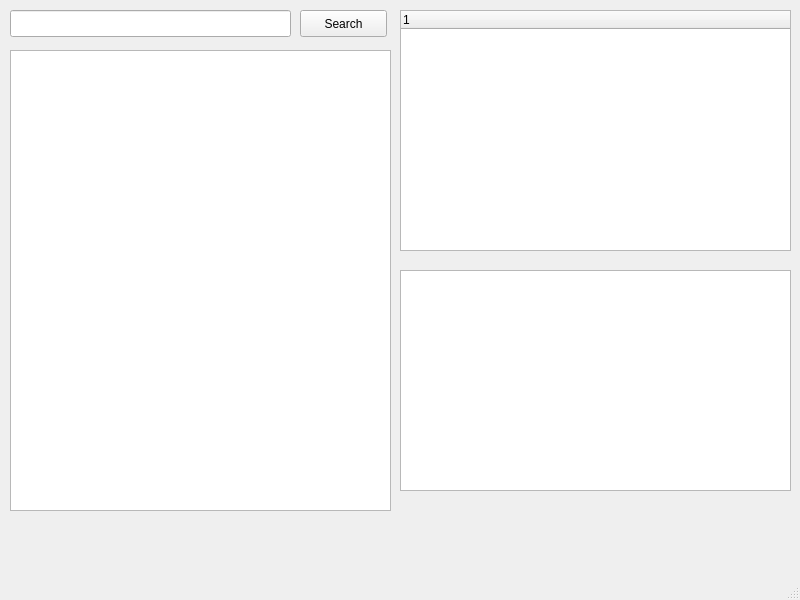
This is qobuz.ui in delleceste/qobuz-qt as Qt 5 draws it before an edit. The edited form follows.
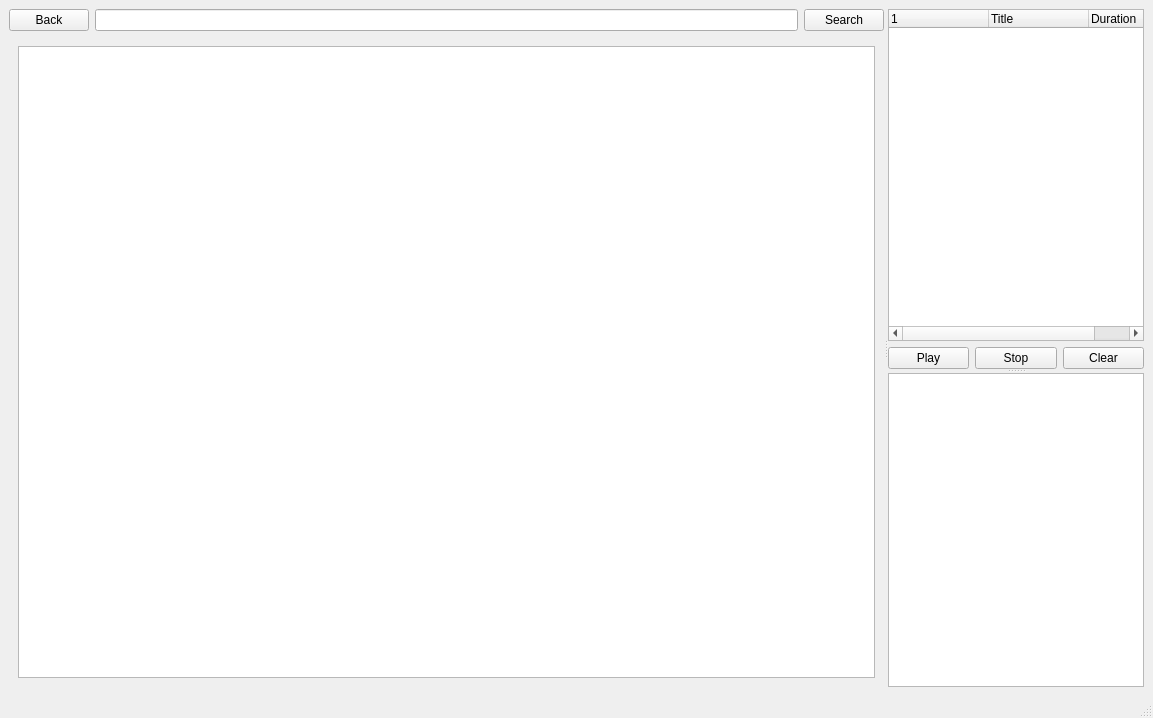
This is the edited form. The open tabs and pages were chosen to show the change.

```diff
--- a/qobuz.ui
+++ b/qobuz.ui
@@ -6,72 +6,148 @@
    <rect>
     <x>0</x>
     <y>0</y>
-    <width>800</width>
-    <height>600</height>
+    <width>1153</width>
+    <height>718</height>
    </rect>
   </property>
   <property name="windowTitle">
    <string>QobuzW</string>
   </property>
   <widget class="QWidget" name="centralwidget">
+   <layout class="QVBoxLayout" name="verticalLayout_3">
+    <item>
+     <widget class="QSplitter" name="splitter_2">
+      <property name="orientation">
+       <enum>Qt::Horizontal</enum>
+      </property>
+      <widget class="QWidget" name="widget" native="true">
+       <property name="sizePolicy">
+        <sizepolicy hsizetype="Preferred" vsizetype="Preferred">
+         <horstretch>2</horstretch>
+         <verstretch>0</verstretch>
+        </sizepolicy>
+       </property>
+       <layout class="QGridLayout" name="gridLayout">
+        <item row="0" column="0">
+         <widget class="QPushButton" name="pbBack">
+          <property name="text">
+           <string>Back</string>
+          </property>
+         </widget>
+        </item>
+        <item row="0" column="1">
    <widget class="QLineEdit" name="leSearch">
-    <property name="geometry">
-     <rect>
-      <x>10</x>
-      <y>10</y>
-      <width>281</width>
-      <height>27</height>
-     </rect>
-    </property>
-   </widget>
+          <property name="sizePolicy">
+           <sizepolicy hsizetype="Expanding" vsizetype="Fixed">
+            <horstretch>4</horstretch>
+            <verstretch>0</verstretch>
+           </sizepolicy>
+          </property>
+         </widget>
+        </item>
+        <item row="0" column="2">
    <widget class="QPushButton" name="pbSearch">
-    <property name="geometry">
-     <rect>
-      <x>300</x>
-      <y>10</y>
-      <width>87</width>
-      <height>27</height>
-     </rect>
-    </property>
     <property name="text">
      <string>Search</string>
     </property>
    </widget>
+        </item>
+        <item row="1" column="0" colspan="3">
+         <widget class="QStackedWidget" name="stackW">
+          <property name="currentIndex">
+           <number>1</number>
+          </property>
+          <widget class="QWidget" name="page">
+           <layout class="QVBoxLayout" name="verticalLayout">
+            <item>
    <widget class="QGraphicsView" name="gview">
-    <property name="geometry">
-     <rect>
-      <x>10</x>
-      <y>50</y>
-      <width>381</width>
-      <height>461</height>
-     </rect>
-    </property>
-   </widget>
+              <property name="sizePolicy">
+               <sizepolicy hsizetype="Expanding" vsizetype="Expanding">
+                <horstretch>2</horstretch>
+                <verstretch>0</verstretch>
+               </sizepolicy>
+              </property>
+             </widget>
+            </item>
+           </layout>
+          </widget>
+          <widget class="QWidget" name="page_2">
+           <layout class="QVBoxLayout" name="verticalLayout_2">
+            <item>
+             <widget class="QGraphicsView" name="gview2"/>
+            </item>
+           </layout>
+          </widget>
+         </widget>
+        </item>
+       </layout>
+      </widget>
+      <widget class="QSplitter" name="splitter">
+       <property name="sizePolicy">
+        <sizepolicy hsizetype="Preferred" vsizetype="Expanding">
+         <horstretch>0</horstretch>
+         <verstretch>0</verstretch>
+        </sizepolicy>
+       </property>
+       <property name="orientation">
+        <enum>Qt::Vertical</enum>
+       </property>
+       <widget class="QWidget" name="w_list" native="true">
+        <layout class="QGridLayout" name="gridLayout_2">
+         <item row="1" column="1">
+          <widget class="QPushButton" name="pbStop">
+           <property name="text">
+            <string>Stop</string>
+           </property>
+          </widget>
+         </item>
+         <item row="1" column="0">
+          <widget class="QPushButton" name="pbPlay">
+           <property name="text">
+            <string>Play</string>
+           </property>
+          </widget>
+         </item>
+         <item row="1" column="2">
+          <widget class="QPushButton" name="pbClear">
+           <property name="text">
+            <string>Clear</string>
+           </property>
+          </widget>
+         </item>
+         <item row="0" column="0" colspan="3">
    <widget class="QTreeWidget" name="tw">
-    <property name="geometry">
-     <rect>
-      <x>400</x>
-      <y>10</y>
-      <width>391</width>
-      <height>241</height>
-     </rect>
-    </property>
+           <column>
+            <property name="text">
+             <string notr="true"/>
+            </property>
+           </column>
     <column>
      <property name="text">
-      <string notr="true">1</string>
-     </property>
-    </column>
+             <string>Title</string>
+            </property>
+           </column>
+           <column>
+            <property name="text">
+             <string>Duration</string>
+            </property>
+           </column>
+          </widget>
+         </item>
+        </layout>
    </widget>
    <widget class="QTextEdit" name="te">
-    <property name="geometry">
-     <rect>
-      <x>400</x>
-      <y>270</y>
-      <width>391</width>
-      <height>221</height>
-     </rect>
-    </property>
-   </widget>
+        <property name="sizePolicy">
+         <sizepolicy hsizetype="Expanding" vsizetype="Expanding">
+          <horstretch>1</horstretch>
+          <verstretch>0</verstretch>
+         </sizepolicy>
+        </property>
+       </widget>
+      </widget>
+     </widget>
+    </item>
+   </layout>
   </widget>
   <widget class="QMenuBar" name="menubar">
    <property name="geometry">
```
Left out of the diff: 4 changed lines with no effect on the pictures. Lines whose indentation alone changed are shown as unchanged.
